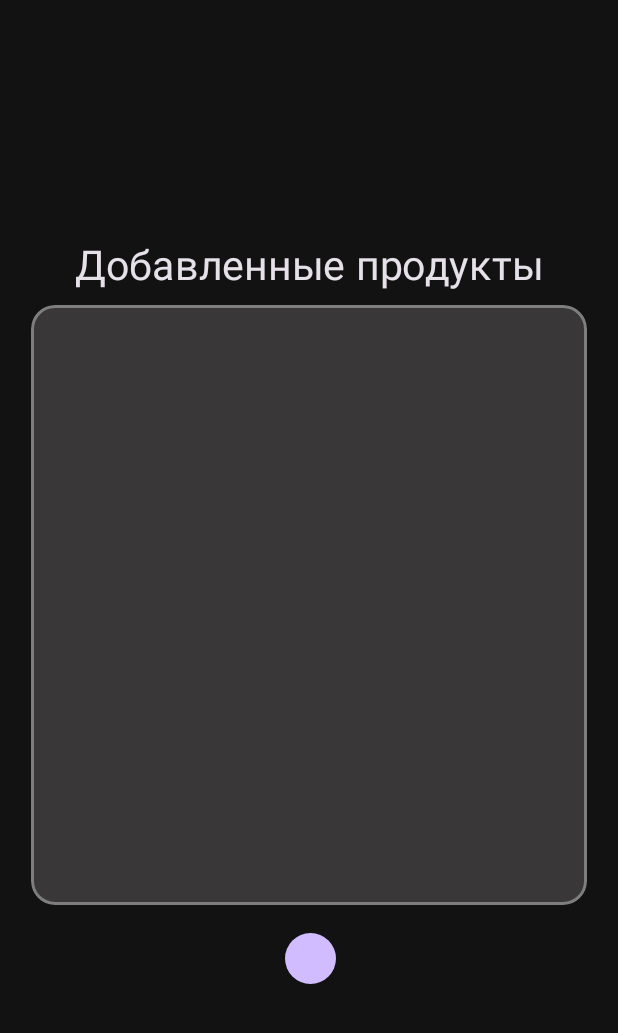
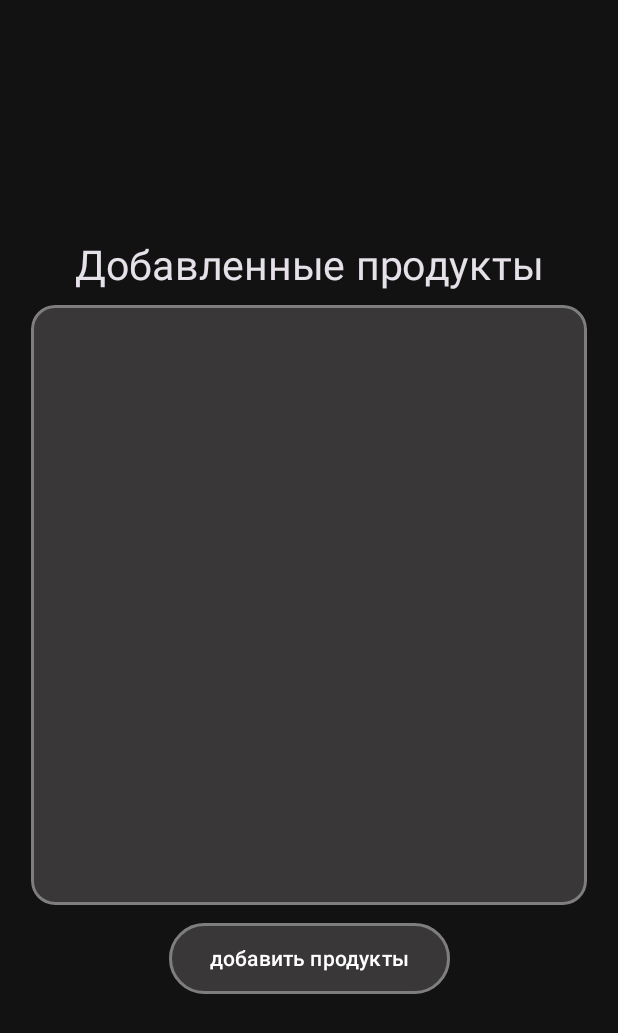
Before and after one commit to NeiluBySun/Edalnik, an Android app built with Jetpack Compose: the composable FoodAppendingScreen shown on its own in the app's theme, on a phone screen of 412 x 824 dp. Shown: the top 1033 px of the screen. Run offline under Robolectric (Android 15) with nearby library versions, the phone set to English and light mode, and no system bars; 4 statements that could not run were skipped.

Commit message:
appending screen

```diff
--- a/app/src/main/java/com/edalnik/edalnik/view/screens/FoodAppending.kt
+++ b/app/src/main/java/com/edalnik/edalnik/view/screens/FoodAppending.kt
@@ -1,6 +1,7 @@
 package com.edalnik.edalnik.view.screens
 
 import android.annotation.SuppressLint
+import android.graphics.drawable.Icon
 import android.util.Log
 import androidx.compose.animation.AnimatedVisibility
 import androidx.compose.animation.expandVertically
@@ -18,6 +19,7 @@ import androidx.compose.material3.Icon
 import androidx.compose.material3.IconButton
 import androidx.compose.material3.MaterialTheme
 import androidx.compose.material3.OutlinedTextField
+import androidx.compose.material3.Shapes
 import androidx.compose.material3.Text
 import androidx.compose.runtime.Composable
 import androidx.compose.runtime.collectAsState
@@ -29,6 +31,7 @@ import androidx.compose.runtime.rememberCoroutineScope
 import androidx.compose.runtime.setValue
 import androidx.compose.ui.Alignment
 import androidx.compose.ui.Modifier
+import androidx.compose.ui.draw.alpha
 import androidx.compose.ui.draw.clip
 import androidx.compose.ui.graphics.Color
 import androidx.compose.ui.graphics.RectangleShape
@@ -111,7 +114,6 @@ fun ExpandableFoodList(
 
             ) {
                 items(chosenFoodItems) { foodItem ->
-                    Log.d("ABOBA","1")
                     FoodItemRow(
                         foodItem = foodItem,
                         onFoodRowClick = {
@@ -131,11 +133,25 @@ fun ExpandableFoodList(
                 isCartExpanded = !isCartExpanded
             },
             modifier = Modifier
-                .width(50.dp)
+                .width(190.dp)
                 .height(50.dp)
-                .padding(8.dp),
+                .padding(1.dp)
+
+            ,
+            border = BorderStroke(2.dp, Color(0xFF7E7E7E)),
+            colors = ButtonDefaults.buttonColors(
+                containerColor = Color(0xFF393737),
+                contentColor = Color.White,
+                disabledContainerColor = Color.Gray,
+                disabledContentColor = Color.LightGray
+            ),
 
         ) {
+            Text(
+                text = if (isCartExpanded) "добавить продукты" else "закрыть список",
+                modifier = Modifier.padding(0.dp),
+                color = Color.White
+            )
         }
 
         AnimatedVisibility(
@@ -177,6 +193,16 @@ fun ExpandableFoodList(
                             }
                         )
                     }
+                }
+                if (filteredFoodItems.isEmpty()) {
+                    Text(
+                        text = "Такой еды в нашем списке нет",
+                        modifier = Modifier
+                            .padding(0.dp)
+                            .alpha(0.5F),
+                        color = Color.White
+
+                    )
                 }
             }
         }
```
